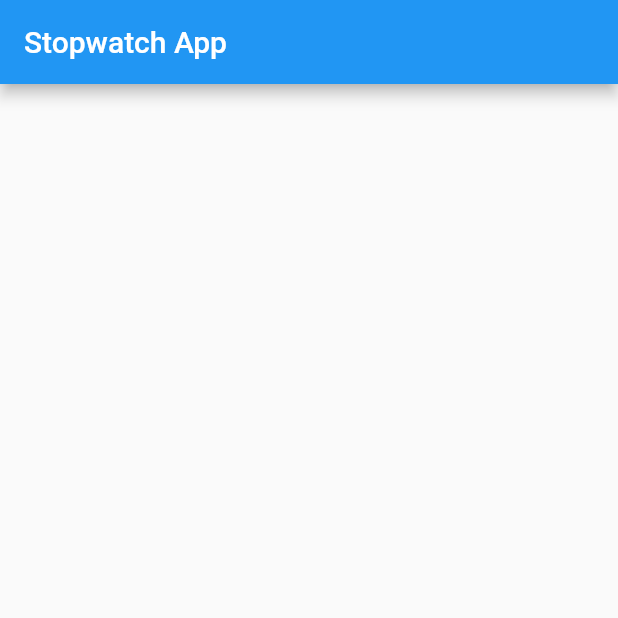
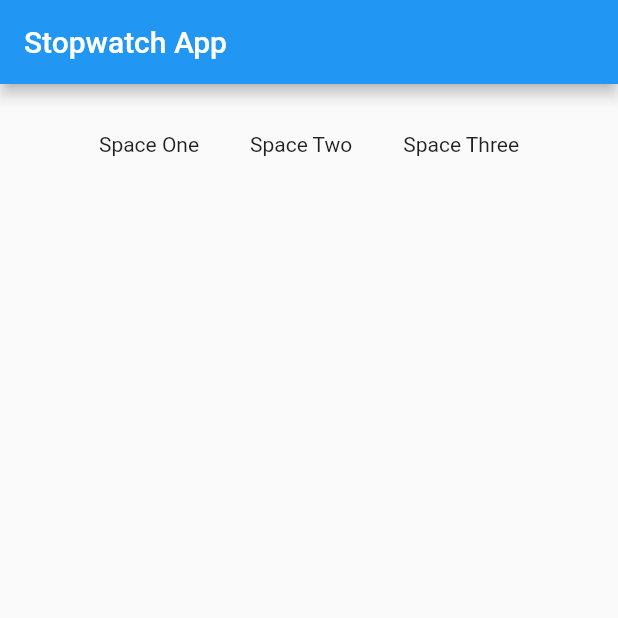
Before and after one commit to griffin-rades/stopwatchApp, a Flutter app: the screen it shows after launch, on a phone screen of 412 x 824 dp, the top half of it. Run offline on Flutter 3.47's test engine with Material 2 defaults, Android fonts, the phone set to English and light mode, and no system bars.

Commit message:
save point

```diff
--- a/lib/main.dart
+++ b/lib/main.dart
@@ -11,6 +11,18 @@ class MyApp extends StatefulWidget {
   }
 }
 
+Widget startTimer = Container(
+  padding: const EdgeInsets.all(32),
+  child: Row(
+    mainAxisAlignment: MainAxisAlignment.spaceEvenly,
+    children: <Widget>[
+      Text("Space One"),
+      Text("Space Two"),
+      Text("Space Three"),
+    ],
+  ),
+);
+
 class _MyAppState extends State<MyApp> {
   @override
   Widget build(BuildContext context) {
@@ -21,6 +33,7 @@ class _MyAppState extends State<MyApp> {
           backgroundColor: Colors.blue,
           title: Text("Stopwatch App"),
         ),
+        body: startTimer,
       ),
     );
   }
```
